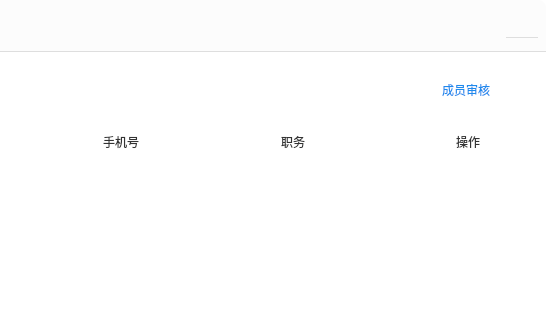
Qt form src/ZcloudEntCenter/FinanMemberWidget.ui (gispda/ZcloudDesk) before a commit; both pictures show x 254 to 800 and y 0 to 320 of the 800 by 500 pixel window.
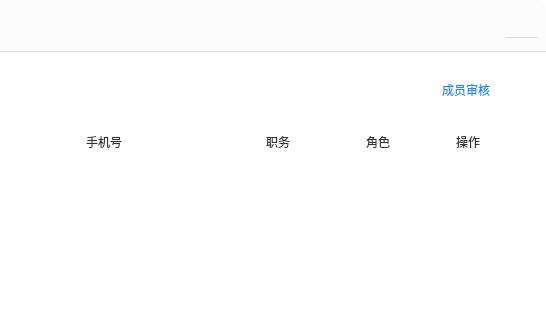
The same form after that commit. Icons and pictures are not drawn.

Patch:
```diff
--- a/src/ZcloudEntCenter/FinanMemberWidget.ui
+++ b/src/ZcloudEntCenter/FinanMemberWidget.ui
@@ -288,7 +288,7 @@
   <widget class="QLabel" name="label_3">
    <property name="geometry">
     <rect>
-     <x>357</x>
+     <x>340</x>
      <y>134</y>
      <width>45</width>
      <height>15</height>
@@ -324,7 +324,7 @@
   <widget class="QLabel" name="label_4">
    <property name="geometry">
     <rect>
-     <x>535</x>
+     <x>520</x>
      <y>134</y>
      <width>27</width>
      <height>15</height>
@@ -440,6 +440,42 @@
     <enum>QAbstractItemView::SelectItems</enum>
    </property>
   </widget>
+  <widget class="QLabel" name="label_5">
+   <property name="geometry">
+    <rect>
+     <x>620</x>
+     <y>134</y>
+     <width>28</width>
+     <height>15</height>
+    </rect>
+   </property>
+   <property name="sizePolicy">
+    <sizepolicy hsizetype="Preferred" vsizetype="Fixed">
+     <horstretch>0</horstretch>
+     <verstretch>0</verstretch>
+    </sizepolicy>
+   </property>
+   <property name="minimumSize">
+    <size>
+     <width>27</width>
+     <height>15</height>
+    </size>
+   </property>
+   <property name="maximumSize">
+    <size>
+     <width>270</width>
+     <height>15</height>
+    </size>
+   </property>
+   <property name="styleSheet">
+    <string notr="true">font: 14px &quot;微软雅黑&quot;;
+color:#333333;
+border-bottom:0px;</string>
+   </property>
+   <property name="text">
+    <string>角色</string>
+   </property>
+  </widget>
  </widget>
  <layoutdefault spacing="6" margin="11"/>
  <resources>
```
